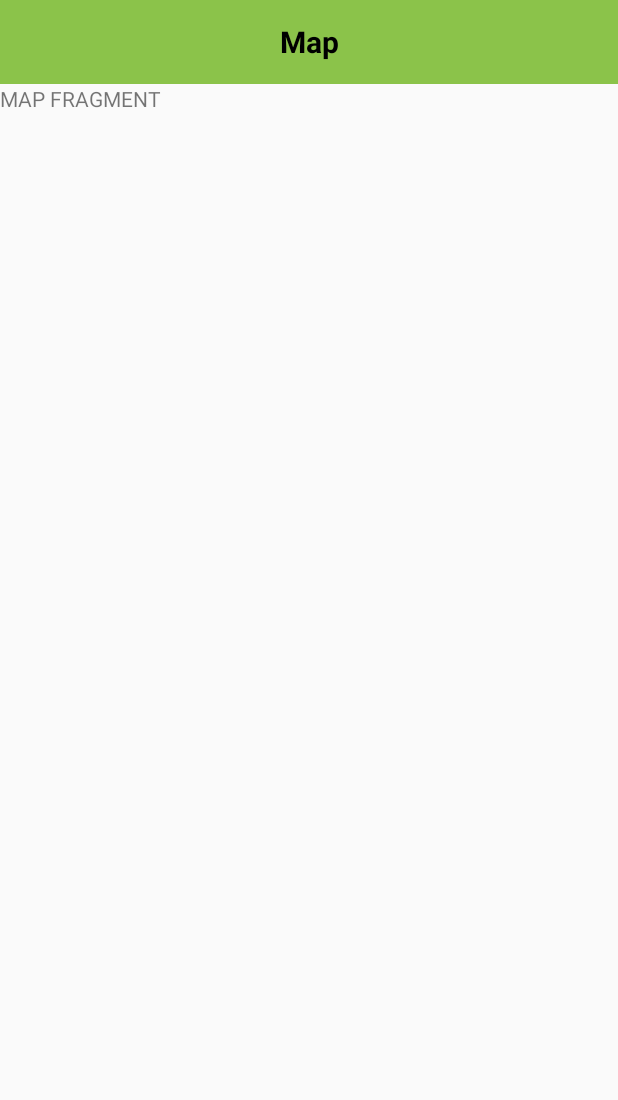
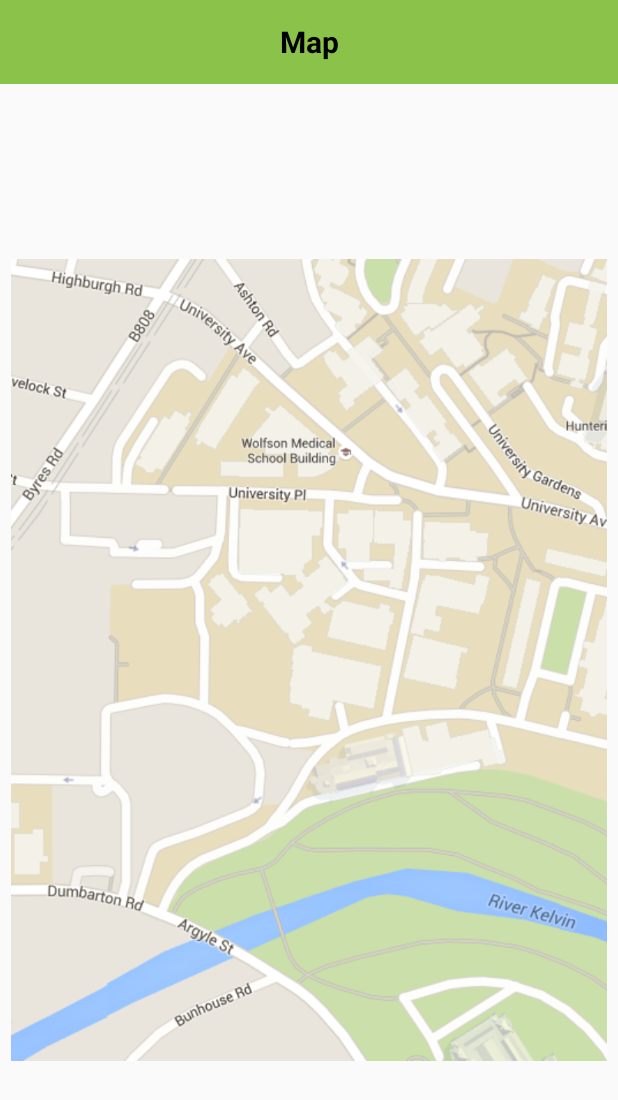
Before and after one commit to RaymondDubovik/MHCI, an Android app: the layout fragment_map.xml on its own in the app's theme, with its tools: preview values and no code run, on a phone screen of 412 x 824 dp. Shown: the top 1100 px of the screen. Run offline under Robolectric (Android 15) with nearby library versions, the light colour scheme and no system bars.

Commit message:
map fragment implemented

```diff
--- a/app/src/main/res/layout/fragment_map.xml
+++ b/app/src/main/res/layout/fragment_map.xml
@@ -14,10 +14,11 @@
 		android:textColor="@color/black"
 		/>
 
-    <!-- TODO: Update blank fragment layout -->
-    <TextView
-        android:layout_width="match_parent"
-        android:layout_height="match_parent"
-        android:text="MAP FRAGMENT"/>
+	<ImageView
+		android:id="@+id/ivMap"
+		android:layout_width="match_parent"
+		android:layout_height="match_parent"
+		android:src="@drawable/map_no_works"
+		android:layout_margin="7dp" />
 
 </LinearLayout>
```
Also changed, not shown: app/src/main/res/drawable/map_no_works.PNG (added), app/src/main/res/drawable/map_works.PNG (added).
